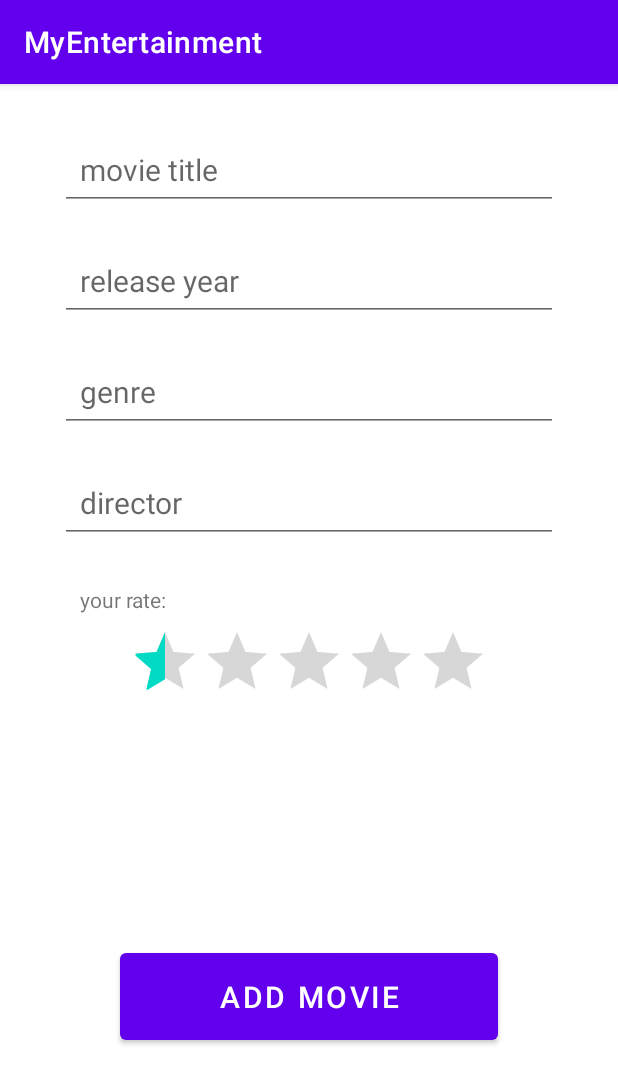
After one commit to natalia-mus/MyEntertainment, an Android app: the fragment AddMovieFragment placed in its activity, on a phone screen of 412 x 824 dp. The commit adds this screen. Shown: the top 1084 px of the screen. Run offline under Robolectric (Android 15) with nearby library versions, the phone set to English and light mode, and no system bars; our stand-ins replace Firebase (no records; nobody signed in at launch, a user with empty details on screens opened directly); 2 statements that could not run were skipped.

Commit message:
WIP - adding movie

```diff
--- a/app/src/main/AndroidManifest.xml
+++ b/app/src/main/AndroidManifest.xml
@@ -3,10 +3,10 @@
     package="com.example.myentertainment">
 
     <application
+        android:name=".BaseApplication"
         android:allowBackup="true"
         android:icon="@mipmap/ic_launcher"
         android:label="@string/app_name"
-        android:name=".BaseApplication"
         android:roundIcon="@mipmap/ic_launcher_round"
         android:supportsRtl="true"
         android:theme="@style/Theme.MyEntertainment">
@@ -18,6 +18,7 @@
             </intent-filter>
         </activity>
         <activity android:name=".view.main.MainActivity" />
+        <activity android:name=".view.add.AddActivity" />
     </application>
 
 </manifest>
--- a/app/src/main/java/com/example/myentertainment/dagger/components/BaseApplicationComponent.kt
+++ b/app/src/main/java/com/example/myentertainment/dagger/components/BaseApplicationComponent.kt
@@ -2,6 +2,7 @@ package com.example.myentertainment.dagger.components
 
 import android.app.Application
 import com.example.myentertainment.dagger.modules.FirebaseModule
+import com.example.myentertainment.viewmodel.AddMovieFragmentViewModel
 import com.example.myentertainment.viewmodel.MainActivityViewModel
 import com.example.myentertainment.viewmodel.SignInFragmentViewModel
 import com.example.myentertainment.viewmodel.SignUpFragmentViewModel
@@ -16,4 +17,5 @@ interface BaseApplicationComponent {
     fun inject(viewModel: SignInFragmentViewModel)
     fun inject(viewModel: SignUpFragmentViewModel)
     fun inject(viewModel: MainActivityViewModel)
+    fun inject(viewModel: AddMovieFragmentViewModel)
 }
--- /dev/null
+++ b/app/src/main/java/com/example/myentertainment/view/add/AddActivity.kt
@@ -0,0 +1,34 @@
+package com.example.myentertainment.view.add
+
+import android.os.Bundle
+import androidx.appcompat.app.AppCompatActivity
+import androidx.fragment.app.Fragment
+import com.example.myentertainment.R
+import com.example.myentertainment.`object`.CategoryObject
+
+class AddActivity : AppCompatActivity() {
+
+    private var category: String? = ""
+    private lateinit var fragment: Fragment
+
+    override fun onCreate(savedInstanceState: Bundle?) {
+        super.onCreate(savedInstanceState)
+        setContentView(R.layout.activity_add)
+        category = intent.getStringExtra("category")
+        setFragment(category!!)
+        showFragment(fragment)
+    }
+
+    private fun setFragment(category: String) {
+        when (category) {
+            CategoryObject.MOVIES -> fragment = AddMovieFragment()
+        }
+    }
+
+    private fun showFragment(fragment: Fragment) {
+        supportFragmentManager.beginTransaction().apply {
+            replace(R.id.addActivity_fragment, fragment)
+            commit()
+        }
+    }
+}
--- /dev/null
+++ b/app/src/main/java/com/example/myentertainment/view/add/AddMovieFragment.kt
@@ -0,0 +1,58 @@
+package com.example.myentertainment.view.add
+
+import android.os.Bundle
+import android.view.LayoutInflater
+import android.view.View
+import android.view.ViewGroup
+import android.widget.Button
+import android.widget.EditText
+import android.widget.RatingBar
+import androidx.fragment.app.Fragment
+import androidx.lifecycle.ViewModelProvider
+import com.example.myentertainment.R
+import com.example.myentertainment.data.Movie
+import com.example.myentertainment.viewmodel.AddMovieFragmentViewModel
+
+class AddMovieFragment : Fragment() {
+
+    private lateinit var fragmentView: View
+    private lateinit var viewModel: AddMovieFragmentViewModel
+
+    private lateinit var titleEditText: EditText
+    private lateinit var releaseYearEditText: EditText
+    private lateinit var genreEditText: EditText
+    private lateinit var directorEditText: EditText
+    private lateinit var ratingBar: RatingBar
+    private lateinit var addButton: Button
+
+    override fun onCreateView(
+        inflater: LayoutInflater,
+        container: ViewGroup?,
+        savedInstanceState: Bundle?
+    ): View {
+        fragmentView = inflater.inflate(R.layout.fragment_add_movie, container, false)
+        initView()
+        viewModel = ViewModelProvider(this).get(AddMovieFragmentViewModel::class.java)
+        return fragmentView
+    }
+
+    private fun initView() {
+        titleEditText = fragmentView.findViewById(R.id.addMovie_title)
+        releaseYearEditText = fragmentView.findViewById(R.id.addMovie_releaseYear)
+        genreEditText = fragmentView.findViewById(R.id.addMovie_genre)
+        directorEditText = fragmentView.findViewById(R.id.addMovie_director)
+        ratingBar = fragmentView.findViewById(R.id.addMovie_rating)
+        addButton = fragmentView.findViewById(R.id.addMovie_addButton)
+
+        addButton.setOnClickListener() {
+            val title = titleEditText.text.toString()
+            val releaseYear = releaseYearEditText.text.toString()
+            val genre = genreEditText.text.toString()
+            val director = directorEditText.text.toString()
+            val rating = ratingBar.rating
+
+            val movie = Movie(title, releaseYear, genre, director, rating)
+            viewModel.addToDatabase(movie)
+        }
+    }
+}
--- /dev/null
+++ b/app/src/main/java/com/example/myentertainment/viewmodel/AddMovieFragmentViewModel.kt
@@ -0,0 +1,23 @@
+package com.example.myentertainment.viewmodel
+
+import android.util.Log
+import androidx.lifecycle.ViewModel
+import com.example.myentertainment.BaseApplication
+import com.example.myentertainment.data.Movie
+import com.google.firebase.database.DatabaseReference
+import javax.inject.Inject
+
+class AddMovieFragmentViewModel : ViewModel() {
+
+    init {
+        BaseApplication.baseApplicationComponent.inject(this)
+    }
+
+    @Inject
+    lateinit var databaseReference: DatabaseReference
+
+    fun addToDatabase(movie: Movie) {
+        Log.e("database", databaseReference.toString())
+        //databaseReference.child("movies").setValue(movie)
+    }
+}
--- /dev/null
+++ b/app/src/main/res/layout/activity_add.xml
@@ -0,0 +1,11 @@
+<?xml version="1.0" encoding="utf-8"?>
+<androidx.constraintlayout.widget.ConstraintLayout xmlns:android="http://schemas.android.com/apk/res/android"
+    android:layout_width="match_parent"
+    android:layout_height="match_parent">
+
+    <FrameLayout
+        android:id="@+id/addActivity_fragment"
+        android:layout_width="match_parent"
+        android:layout_height="match_parent" />
+
+</androidx.constraintlayout.widget.ConstraintLayout>
--- /dev/null
+++ b/app/src/main/res/layout/fragment_add_movie.xml
@@ -0,0 +1,102 @@
+<?xml version="1.0" encoding="utf-8"?>
+<androidx.constraintlayout.widget.ConstraintLayout xmlns:android="http://schemas.android.com/apk/res/android"
+    xmlns:app="http://schemas.android.com/apk/res-auto"
+    android:layout_width="match_parent"
+    android:layout_height="match_parent"
+    android:layout_marginVertical="30dp">
+
+    <EditText
+        android:id="@+id/addMovie_title"
+        android:layout_width="match_parent"
+        android:layout_height="wrap_content"
+        android:layout_marginHorizontal="40dp"
+        android:layout_marginBottom="20dp"
+        android:hint="@string/movie_title"
+        android:padding="13dp"
+        android:textSize="20sp"
+        app:layout_constraintBottom_toTopOf="@+id/addMovie_releaseYear"
+        app:layout_constraintEnd_toEndOf="parent"
+        app:layout_constraintStart_toStartOf="parent"
+        app:layout_constraintTop_toTopOf="parent" />
+
+    <EditText
+        android:id="@+id/addMovie_releaseYear"
+        android:layout_width="match_parent"
+        android:layout_height="wrap_content"
+        android:layout_marginHorizontal="40dp"
+        android:layout_marginBottom="20dp"
+        android:hint="@string/movie_release_year"
+        android:padding="13dp"
+        android:textSize="20sp"
+        app:layout_constraintBottom_toTopOf="@+id/addMovie_genre"
+        app:layout_constraintEnd_toEndOf="parent"
+        app:layout_constraintStart_toStartOf="parent"
+        app:layout_constraintTop_toBottomOf="@+id/addMovie_title" />
+
+    <EditText
+        android:id="@+id/addMovie_genre"
+        android:layout_width="match_parent"
+        android:layout_height="wrap_content"
+        android:layout_marginHorizontal="40dp"
+        android:layout_marginBottom="20dp"
+        android:hint="@string/movie_genre"
+        android:padding="13dp"
+        android:textSize="20sp"
+        app:layout_constraintBottom_toTopOf="@+id/addMovie_director"
+        app:layout_constraintEnd_toEndOf="parent"
+        app:layout_constraintStart_toStartOf="parent"
+        app:layout_constraintTop_toBottomOf="@+id/addMovie_releaseYear" />
+
+    <EditText
+        android:id="@+id/addMovie_director"
+        android:layout_width="match_parent"
+        android:layout_height="wrap_content"
+        android:layout_marginHorizontal="40dp"
+        android:layout_marginBottom="20dp"
+        android:hint="@string/movie_director"
+        android:padding="13dp"
+        android:textSize="20sp"
+        app:layout_constraintBottom_toTopOf="@+id/addMovie_ratingLabel"
+        app:layout_constraintEnd_toEndOf="parent"
+        app:layout_constraintStart_toStartOf="parent"
+        app:layout_constraintTop_toBottomOf="@+id/addMovie_genre" />
+
+    <TextView
+        android:id="@+id/addMovie_ratingLabel"
+        android:layout_width="wrap_content"
+        android:layout_height="wrap_content"
+        android:layout_marginStart="40dp"
+        android:layout_marginTop="20dp"
+        android:paddingHorizontal="13dp"
+        android:paddingVertical="8dp"
+        android:text="@string/movie_rating"
+        app:layout_constraintBottom_toTopOf="@id/addMovie_rating"
+        app:layout_constraintStart_toStartOf="parent"
+        app:layout_constraintTop_toBottomOf="@+id/addMovie_genre" />
+
+    <RatingBar
+        android:id="@+id/addMovie_rating"
+        android:layout_width="wrap_content"
+        android:layout_height="wrap_content"
+        android:layout_marginHorizontal="40dp"
+        android:numStars="5"
+        android:rating="0.5"
+        android:stepSize="0.5"
+        app:layout_constraintEnd_toEndOf="parent"
+        app:layout_constraintStart_toStartOf="parent"
+        app:layout_constraintTop_toBottomOf="@+id/addMovie_ratingLabel" />
+
+    <Button
+        android:id="@+id/addMovie_addButton"
+        android:layout_width="match_parent"
+        android:layout_height="70dp"
+        android:layout_marginHorizontal="80dp"
+        android:layout_marginTop="60dp"
+        android:text="@string/movie_add"
+        android:textSize="20dp"
+        app:layout_constraintBottom_toBottomOf="parent"
+        app:layout_constraintEnd_toEndOf="parent"
+        app:layout_constraintStart_toStartOf="parent"
+        app:layout_constraintTop_toBottomOf="@+id/addMovie_rating" />
+
+</androidx.constraintlayout.widget.ConstraintLayout>
--- a/app/src/main/res/values/strings.xml
+++ b/app/src/main/res/values/strings.xml
@@ -13,4 +13,10 @@
     <string name="bottomNavigation_games">Games</string>
     <string name="bottomNavigation_music">Music</string>
     <string name="sign_out">sign out</string>
+    <string name="movie_title">movie title</string>
+    <string name="movie_release_year">release year</string>
+    <string name="movie_director">director</string>
+    <string name="movie_genre">genre</string>
+    <string name="movie_rating">your rate:</string>
+    <string name="movie_add">add movie</string>
 </resources>
```
Also changed, not shown: app/src/main/java/com/example/myentertainment/data/Movie.kt (added, +9 -0 lines), app/src/main/java/com/example/myentertainment/object/CategoryObject.kt (added, +9 -0 lines), app/src/main/java/com/example/myentertainment/view/main/MainActivity.kt (+21 -1 lines), app/src/main/res/drawable/ic_baseline_add_24.xml (added, +10 -0 lines), app/src/main/res/layout/activity_main.xml (+10 -0 lines).
